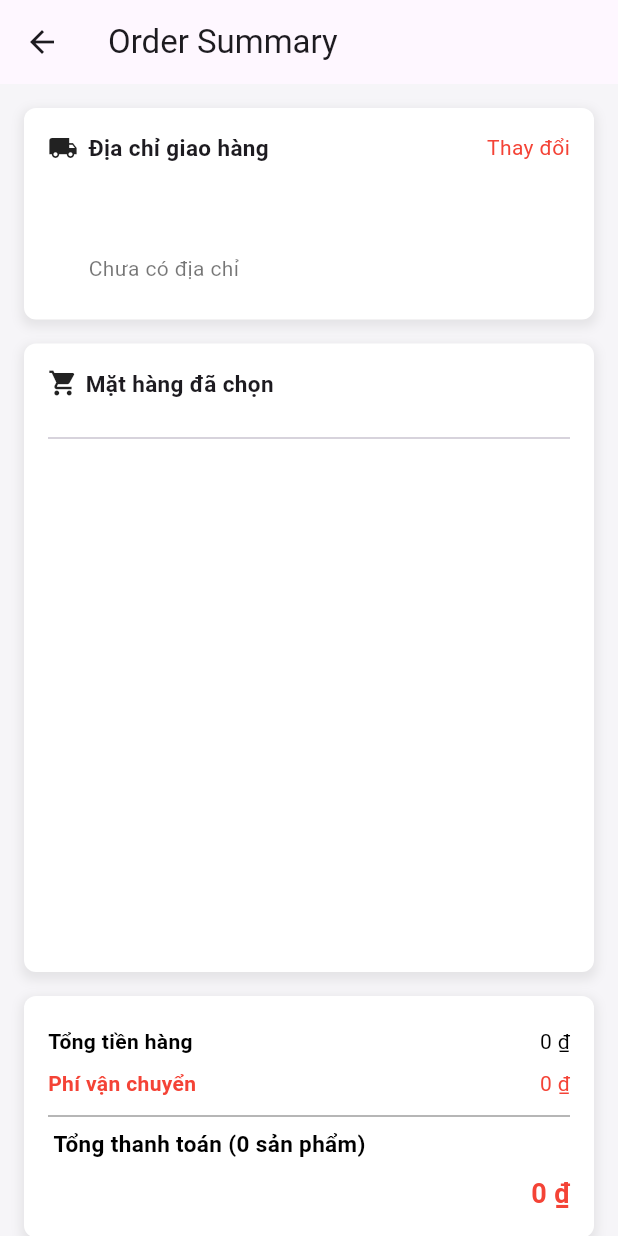
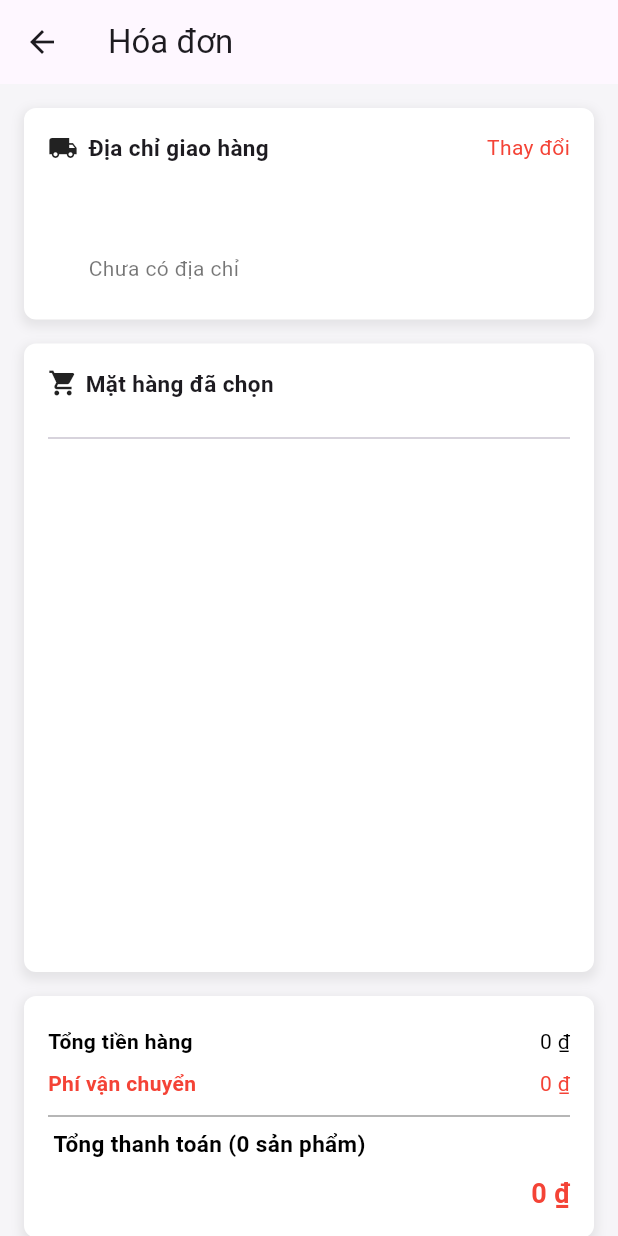
Before and after one commit to Hly1238/PetShop, a Flutter app: the OrderSummaryScreen screen opened directly with empty values, on a phone screen of 412 x 824 dp. Run offline on Flutter 3.47's test engine with Material 3 defaults, Android fonts, the phone set to English and light mode, and no system bars; our stand-ins replace animated_bottom_navigation_bar, badges, cached_network_image, camera, carousel_slider, dropdown_button2 and 22 more; missing offline and left inert: flutter_zalopay_sdk, onesignal_flutter, sms_otp_auto_verify; accounts and stored records are empty; generated files the repository leaves out were written again; network calls fail.

Commit message:
'update'

```diff
--- a/pet_shop/lib/controllers/Home/home_controller.dart
+++ b/pet_shop/lib/controllers/Home/home_controller.dart
@@ -34,7 +34,7 @@ class HomeController extends GetxController {
     getData();
   }
 
-  void getData() async {
+  Future<void> getData() async {
     await getBanners();
     await getCategory();
     await getProduct();
--- a/pet_shop/lib/models/Order/order.dart
+++ b/pet_shop/lib/models/Order/order.dart
@@ -21,6 +21,11 @@ class Order {
   final String description;
   final DateTime date;
   final bool isConfirm;
+
+  // Thêm getter để tính tổng số lượng
+  int get totalItems {
+    return products.fold(0, (total, current) => total + current.quantity);
+  }
 
   factory Order.fromJson(Map<String, dynamic> data) {
     return Order(
--- a/pet_shop/lib/models/Order/product_order.dart
+++ b/pet_shop/lib/models/Order/product_order.dart
@@ -5,7 +5,7 @@ class ProductOrder {
   final String id;
   final Product product;
   int quantity;
-  final double price;
+  double price;
   bool selected;
 
   ProductOrder({
--- a/pet_shop/lib/screen/Order/order_summary_screen.dart
+++ b/pet_shop/lib/screen/Order/order_summary_screen.dart
@@ -6,6 +6,7 @@ import 'package:pet_shop/config/secure_storage/security_storage.dart';
 import 'package:pet_shop/config/snack_bar_inform/snackbar_custom.dart';
 import 'package:pet_shop/config/validators/transform.dart';
 import 'package:pet_shop/controllers/Account/auth_controller.dart';
+import 'package:pet_shop/controllers/Home/home_controller.dart';
 import 'package:pet_shop/controllers/Order/order_controller.dart';
 import 'package:pet_shop/controllers/Product/cart_controller.dart';
 import 'package:pet_shop/models/Order/order.dart';
@@ -28,6 +29,8 @@ class OrderSummaryScreen extends StatefulWidget {
 class _OrderSummaryScreenState extends State<OrderSummaryScreen> {
   AuthController authController = Get.find<AuthController>();
   OrderController orderController = Get.find<OrderController>();
+  HomeController homeController = Get.find<HomeController>();
+
   String address = "";
   String name = "";
   String phone = "";
@@ -98,10 +101,11 @@ class _OrderSummaryScreenState extends State<OrderSummaryScreen> {
   }
 
   @override
-  void dispose() {
+  void dispose() async {
     OrderController.instance.addressTmp.value = "";
     orderController.isUpdate(false);
     orderController.deliveryFee.value = 0;
+    await homeController.getData();
     super.dispose();
   }
 
@@ -111,7 +115,7 @@ class _OrderSummaryScreenState extends State<OrderSummaryScreen> {
       backgroundColor: CustomAppColor.lightBackgroundColor_Home,
       appBar: AppBar(
         leading: BackButton(),
-        title: Text('Order Summary'),
+        title: Text('Hóa đơn'),
       ),
       body: isLoading
           ? Center(child: CircularProgressIndicator())
@@ -435,7 +439,8 @@ class SelectedItemsSection extends StatelessWidget {
                               imagePath: productOrder.product.image,
                               title: productOrder.product.name,
                               price:
-                                  '${TransformCustomApp().formatCurrency((productOrder.product.promotion * productOrder.quantity).toInt())}',
+                                  '${TransformCustomApp().formatCurrency((productOrder.product.promotion).toInt())}',
+                              // '${TransformCustomApp().formatCurrency((productOrder.price).toInt())}',
                               quantity: productOrder.quantity,
                             ))
                         .toList(),
@@ -699,6 +704,9 @@ class ContinueButton extends StatelessWidget {
         child: ElevatedButton(
           onPressed: isAddressValid
               ? () async {
+                  for (var element in selectedItems) {
+                    element.price = element.product.promotion;
+                  }
                   var isSuccess = await createOrder(
                       selectedItems,
                       total + feeDelivery,
--- a/pet_shop/lib/screen/Predict/list_predict.dart
+++ b/pet_shop/lib/screen/Predict/list_predict.dart
@@ -62,8 +62,8 @@ class _ListPredictState extends State<ListPredict> {
   @override
   void dispose() {
     // TODO: implement dispose
+    homeController.getData();
     super.dispose();
-    homeController.getData();
   }
 
   void fetchPrediction() async {
--- a/pet_shop/lib/screen/Product/product_detail_popup.dart
+++ b/pet_shop/lib/screen/Product/product_detail_popup.dart
@@ -268,7 +268,8 @@ class _ProductDetailPopupState extends State<ProductDetailPopup> {
                                   CartController.instance.addToCart(
                                       widget.productId,
                                       _quantityNotifier.value,
-                                      _quantityNotifier.value * widget.price);
+                                      // _quantityNotifier.value * widget.price);
+                                      widget.price);
 
                                   _quantityNotifier.value = 1;
 
```
Also changed, not shown: pet_shop/lib/screen/CartAndPayment/cart_screen.dart (+23 -9 lines), pet_shop/lib/screen/Order/component/custom_tab_bar.dart (+15 -3 lines), pet_shop/lib/screen/Order/order_details_screen.dart (+29 -21 lines), pet_shop/assets/images/_project/Logo/icon.png (added).
